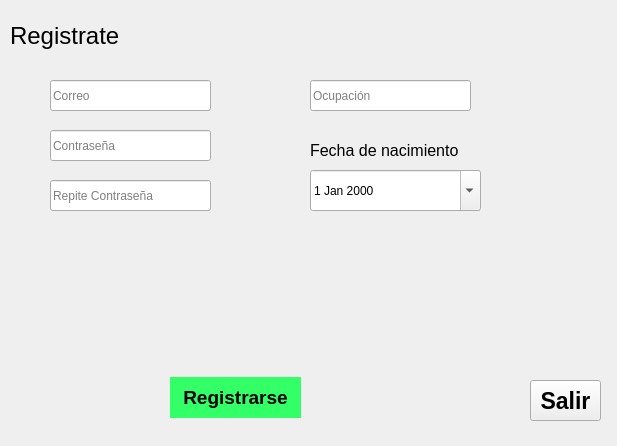
Old version of the form Avance/Inicio_sesion/vista_user.ui in the repository JosueC07183/ProyectoIE0217.
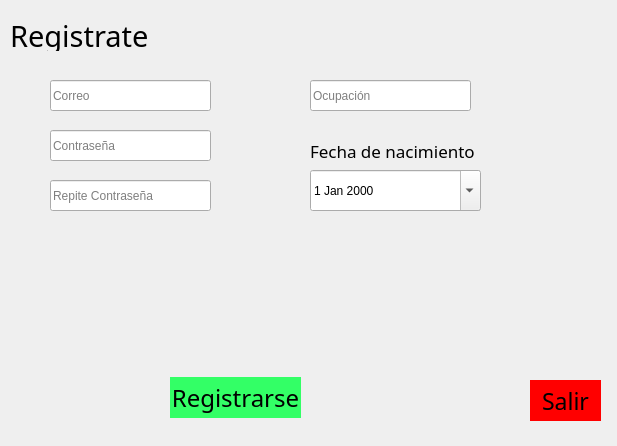
New version of the form.

What changed in the file:
```diff
--- a/Avance/Inicio_sesion/vista_user.ui
+++ b/Avance/Inicio_sesion/vista_user.ui
@@ -24,7 +24,8 @@
    </property>
    <property name="font">
     <font>
-     <pointsize>18</pointsize>
+     <family>Lobster Two</family>
+     <pointsize>22</pointsize>
     </font>
    </property>
    <property name="text">
@@ -42,7 +43,8 @@
    </property>
    <property name="font">
     <font>
-     <pointsize>12</pointsize>
+     <family>Lobster Two</family>
+     <pointsize>13</pointsize>
     </font>
    </property>
    <property name="text">
@@ -73,9 +75,10 @@
    </property>
    <property name="font">
     <font>
-     <pointsize>14</pointsize>
-     <weight>75</weight>
-     <bold>true</bold>
+     <family>Lobster Two</family>
+     <pointsize>18</pointsize>
+     <weight>50</weight>
+     <bold>false</bold>
     </font>
    </property>
    <property name="styleSheet">
@@ -114,11 +117,20 @@
    </property>
    <property name="font">
     <font>
+     <family>Lobster Two</family>
      <pointsize>17</pointsize>
-     <weight>75</weight>
-     <bold>true</bold>
+     <weight>50</weight>
+     <bold>false</bold>
     </font>
    </property>
+   <property name="styleSheet">
+    <string notr="true">QPushButton
+{
+background-color:rgb(255, 0, 0);
+color:black;
+border:circular
+}</string>
+   </property>
    <property name="text">
     <string>Salir</string>
    </property>
```
